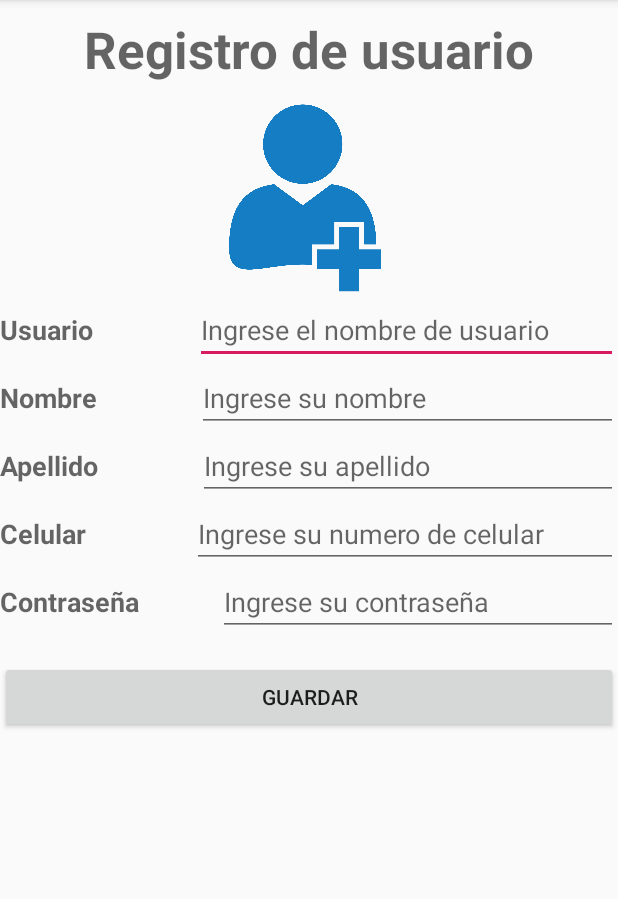
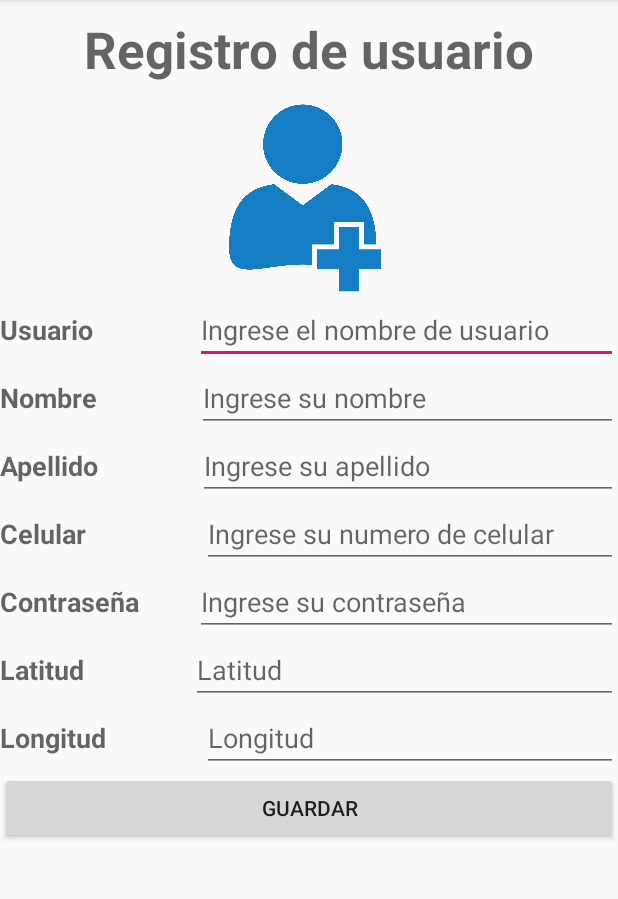
Before and after one commit to CarlosLuis-7/Comidas-APP2-, an Android app: the screen it shows after launch (Registro), after a tap on "REGISTRAR", on a phone screen of 412 x 824 dp, the part 84-983 px from its top. Run offline under Robolectric (Android 15) with nearby library versions, the phone set to English and light mode, and no system bars; our stand-ins replace Volley; network calls fail.

Commit message:
10-02-2020 21:51 registro con volley2

```diff
--- a/app/build.gradle
+++ b/app/build.gradle
@@ -36,6 +36,7 @@ dependencies {
     implementation 'com.facebook.android:facebook-login:5.15.3'
     implementation 'androidx.recyclerview:recyclerview:1.1.0'
     implementation 'com.android.volley:volley:1.1.1'
+
 }
 
 
--- a/app/src/main/AndroidManifest.xml
+++ b/app/src/main/AndroidManifest.xml
@@ -1,10 +1,9 @@
 <?xml version="1.0" encoding="utf-8"?>
 <manifest xmlns:android="http://schemas.android.com/apk/res/android"
     package="com.example.comidas_app_">
-
+    <uses-permission android:name="com.google.android.things.permission.MANAGE_GNSS_DRIVERS" />
+    <uses-permission android:name="android.permission.ACCESS_FINE_LOCATION"/>
     <uses-permission android:name="android.permission.INTERNET" />
-    <uses-permission android:name="android.permission.ACCESS_NETWORK_STATE"/>
-    <uses-permission android:name="android.permission.ACCESS_WIFI_STATE"/>
 
     <application
         android:allowBackup="true"
--- a/app/src/main/java/com/example/comidas_app_/MainActivity.java
+++ b/app/src/main/java/com/example/comidas_app_/MainActivity.java
@@ -11,6 +11,7 @@ import com.android.volley.Request;
 import com.android.volley.RequestQueue;
 import com.android.volley.Response;
 import com.android.volley.VolleyError;
+import com.android.volley.toolbox.JsonObjectRequest;
 import com.android.volley.toolbox.StringRequest;
 import com.android.volley.toolbox.Volley;
 
@@ -32,7 +33,7 @@ public class MainActivity extends AppCompatActivity implements View.OnClickListe
         super.onCreate(savedInstanceState);
         setContentView(R.layout.activity_main);
 
-        TextUsuario = findViewById(R.id.txt_email);
+        TextUsuario = findViewById(R.id.txt_usuario);
         TextPassword = findViewById(R.id.txt_password);
         btnRegistrar = findViewById(R.id.btn_registrar);
         btnLogin = findViewById(R.id.btnLogin);
@@ -41,41 +42,35 @@ public class MainActivity extends AppCompatActivity implements View.OnClickListe
 
     }
 
-     private void loginUsuario(String URL){
-         StringRequest stringRequest = new StringRequest(Request.Method.POST, URL, new Response.Listener<String>() {
+     private void loginUsuario1(){
+         String url = "https://appcomida.azurewebsites.net/api/Usuarios";
+         RequestQueue requestQueue = Volley.newRequestQueue(this);
+         StringRequest stringRequest = new StringRequest(Request.Method.POST, url, new Response.Listener<String>() {
              @Override
              public void onResponse(String response) {
-                 try{
-                     JSONObject jsonResponse = new JSONObject(response);
-                     boolean success = jsonResponse.getBoolean("success");
-                     if (success) {
-                         Intent intent = new Intent(getApplicationContext(), Menu.class);
-                         startActivity(intent);
-                     } else {
-                         Toast.makeText(MainActivity.this, "Usuario o contraseña incorrecta", Toast.LENGTH_SHORT).show();
-                     }
-                 } catch (JSONException e) {
-                     e.printStackTrace();
+                 if (response.trim().equals("Success")) {
+                     Toast.makeText(getApplicationContext(), "Ingreso exitoso", Toast.LENGTH_SHORT).show();
+                     Intent intent = new Intent(getApplicationContext(), Menu.class);
+                     startActivity(intent);
+                 } else {
+                     Toast.makeText(MainActivity.this, "Usuario o contraseña incorrecta", Toast.LENGTH_SHORT).show();
                  }
-
              }
          }, new Response.ErrorListener(){
              @Override
              public void onErrorResponse(VolleyError error){
-                 Toast.makeText(MainActivity.this, error.toString(),Toast.LENGTH_SHORT).show();
+                 Toast.makeText(MainActivity.this, "error: "+ error.toString(),Toast.LENGTH_LONG).show();
 
              }
          }){
             @Override
             protected Map<String, String> getParams() throws AuthFailureError{
-                Map<String,String> parametros = new HashMap<String, String>();
-                parametros.put("usuar",TextUsuario.getText().toString());
-                parametros.put("pass",TextPassword.getText().toString());
-                return parametros;
+                Map<String,String> params = new HashMap<String, String>();
+                params.put("usuar",TextUsuario.getText().toString());
+                params.put("pass",TextPassword.getText().toString());
+                return params;
              }
-
          };
-         RequestQueue requestQueue = Volley.newRequestQueue(this);
          requestQueue.add(stringRequest);
 
         /*/Obtenemos el email y la contraseña desde las cajas de texto
@@ -124,7 +119,39 @@ public class MainActivity extends AppCompatActivity implements View.OnClickListe
                 });
 */
     }
+  /*  private void loginUsuario2() {
+        String url = "https://appcomida.azurewebsites.net/api/Usuarios";
+        RequestQueue requestQueue = Volley.newRequestQueue(this);
+        JsonObjectRequest objres = new JsonObjectRequest(Request.Method.POST, url, new Response.Listener<JSONObject>() {
+            @Override
+            public void onResponse(JSONObject response) {
+                try {
+                    JSONObject objres = new JSONObject(response);
+                    Toast.makeText(getApplicationContext(), objres.toString(), Toast.LENGTH_SHORT).show();
+                    Intent intent = new Intent(getApplicationContext(), Menu.class);
+                    startActivity(intent);
+                } catch (JSONException e) {
+                    Toast.makeText(MainActivity.this, "Usuario o contraseña incorrecta", Toast.LENGTH_SHORT).show();
+                }
+            }
+        }, new Response.ErrorListener() {
+            @Override
+            public void onErrorResponse(VolleyError error) {
+                Toast.makeText(MainActivity.this, "error: " + error.toString(), Toast.LENGTH_LONG).show();
 
+            }
+        }) {
+            @Override
+            protected Map<String, String> getParams() throws AuthFailureError {
+                Map<String, String> params = new HashMap<String, String>();
+                params.put("usuar", TextUsuario.getText().toString());
+                params.put("pass", TextPassword.getText().toString());
+                return params;
+            }
+        };
+        requestQueue.add(jsonObjectRequest);
+    }
+*/
     private void registrarUsuario() {
 
         Intent abrir_reg = new Intent(MainActivity.this, Registro.class );
@@ -138,7 +165,7 @@ public class MainActivity extends AppCompatActivity implements View.OnClickListe
                 registrarUsuario();
                 break;
             case R.id.btnLogin:
-                loginUsuario("https://appcomida.azurewebsites.net/api/Usuarios");
+                loginUsuario1();
                 break;
         }
     }
--- a/app/src/main/java/com/example/comidas_app_/Registro.java
+++ b/app/src/main/java/com/example/comidas_app_/Registro.java
@@ -3,8 +3,10 @@ package com.example.comidas_app_;
 import androidx.appcompat.app.AppCompatActivity;
 
 import android.app.ProgressDialog;
+import android.content.Intent;
 import android.os.Bundle;
-import android.text.TextUtils;
+import android.view.View;
+import android.widget.Button;
 import android.widget.EditText;
 import android.widget.Toast;
 
@@ -25,7 +27,7 @@ import java.util.Iterator;
 
 public class Registro extends AppCompatActivity {
     EditText nom,ape,usu,cel,con;
-    private ProgressDialog progressDialog;
+    Button guar;
 
     @Override
     protected void onCreate(Bundle savedInstanceState) {
@@ -37,12 +39,19 @@ public class Registro extends AppCompatActivity {
         usu = findViewById(R.id.txtUsu);
         cel = findViewById(R.id.txtCel);
         con = findViewById(R.id.txtPwd);
-        progressDialog = new ProgressDialog(this);
+        guar = findViewById(R.id.btnGuardar);
+
+        guar.setOnClickListener(new View.OnClickListener() {
+            @Override
+            public void onClick(View v) {
+                registrarUsuario();
+            }
+        });
     }
 
     public void registrarUsuario()
     {
-        //Verificamos que las cajas de texto no esten vacías
+        /*/Verificamos que las cajas de texto no esten vacías
         if (null == usu.getText()) {
             Toast.makeText(this, "Se debe ingresar un usuario", Toast.LENGTH_LONG).show();
             return;
@@ -64,7 +73,7 @@ public class Registro extends AppCompatActivity {
             Toast.makeText(this, "Falta ingresar la contraseña", Toast.LENGTH_LONG).show();
             return;
         }
-
+*/
             String sql ="https://appcomida.azurewebsites.net/api/Usuarios";
             URL url = null;
             try {
@@ -91,7 +100,7 @@ public class Registro extends AppCompatActivity {
                 //OBTENER EL RESULTADO DEL REQUEST
                 OutputStream os = urlConnection.getOutputStream();
                 BufferedWriter writer = new BufferedWriter(new OutputStreamWriter(os, "UTF-8"));
-                //writer.write(getPostDataString(parametrosPost));
+                writer.write(getPostDataString(parametrosPost));
                 writer.flush();
                 writer.close();
                 os.close();
@@ -101,8 +110,8 @@ public class Registro extends AppCompatActivity {
                     BufferedReader in= new BufferedReader(new InputStreamReader(urlConnection.getInputStream()));
 
                     StringBuffer sb= new StringBuffer("");
-                    String linea="";
-                    while ((linea=in.readLine())!= null){
+                    String linea = "";
+                    while ((linea = in.readLine())!= null){
                         sb.append(linea);
                         break;
 
@@ -124,9 +133,8 @@ public class Registro extends AppCompatActivity {
             } catch (Exception e) {
                 e.printStackTrace();
             }
-
-        progressDialog.setMessage("Realizando registro en linea...");
-        progressDialog.show();
+        Intent abrir_main = new Intent(Registro.this, MainActivity.class );
+        startActivity(abrir_main);
         }
 
     //FUNCIONES----------------------------------------------------------------------
@@ -153,4 +161,5 @@ public class Registro extends AppCompatActivity {
         }
         return result.toString();
     }
+
 }
--- a/app/src/main/res/layout/activity_registro.xml
+++ b/app/src/main/res/layout/activity_registro.xml
@@ -17,7 +17,7 @@
         android:textStyle="bold" />
 
     <ImageView
-        android:id="@+id/imageView7"
+        android:id="@+id/imgUser"
         android:layout_width="184dp"
         android:layout_height="132dp"
         android:layout_gravity="center"
@@ -26,7 +26,7 @@
 
     <LinearLayout
         android:layout_width="match_parent"
-        android:layout_height="243dp"
+        android:layout_height="wrap_content"
         android:orientation="vertical">
 
         <LinearLayout
@@ -111,7 +111,7 @@
 
             <TextView
                 android:id="@+id/textView11"
-                android:layout_width="wrap_content"
+                android:layout_width="71dp"
                 android:layout_height="wrap_content"
                 android:layout_weight="1"
                 android:text="@string/celular"
@@ -136,7 +136,7 @@
 
             <TextView
                 android:id="@+id/textView12"
-                android:layout_width="wrap_content"
+                android:layout_width="62dp"
                 android:layout_height="wrap_content"
                 android:layout_weight="1"
                 android:text="@string/contrase_a"
@@ -153,7 +153,58 @@
                 android:importantForAutofill="no"
                 android:inputType="textPassword" />
         </LinearLayout>
+
+        <LinearLayout
+            android:layout_width="match_parent"
+            android:layout_height="wrap_content"
+            android:orientation="horizontal">
+
+            <TextView
+                android:id="@+id/txtLati"
+                android:layout_width="wrap_content"
+                android:layout_height="wrap_content"
+                android:layout_weight="1"
+                android:text="@string/latitud"
+                android:textAppearance="@style/TextAppearance.AppCompat.Medium"
+                android:textStyle="bold" />
+
+            <EditText
+                android:id="@+id/txtLatitud"
+                android:layout_width="wrap_content"
+                android:layout_height="wrap_content"
+                android:layout_weight="1"
+                android:ems="10"
+                android:hint="@string/latitud"
+                android:importantForAutofill="no"
+                android:inputType="textPersonName" />
+        </LinearLayout>
+        <LinearLayout
+            android:layout_width="match_parent"
+            android:layout_height="wrap_content"
+            android:orientation="horizontal">
+
+            <TextView
+                android:id="@+id/txtLongi"
+                android:layout_width="wrap_content"
+                android:layout_height="wrap_content"
+                android:layout_weight="1"
+                android:text="@string/longitud"
+                android:textAppearance="@style/TextAppearance.AppCompat.Medium"
+                android:textStyle="bold" />
+
+            <EditText
+                android:id="@+id/txtLongitud"
+                android:layout_width="wrap_content"
+                android:layout_height="wrap_content"
+                android:layout_weight="1"
+                android:ems="10"
+                android:hint="@string/longitud"
+                android:importantForAutofill="no"
+                android:inputType="textPersonName" />
+        </LinearLayout>
     </LinearLayout>
+
+
 
     <LinearLayout
         android:layout_width="match_parent"
@@ -161,12 +212,12 @@
         android:orientation="horizontal">
 
         <Button
-            android:id="@+id/button2"
+            android:id="@+id/btnGuardar"
             android:layout_width="0dp"
             android:layout_height="wrap_content"
             android:layout_weight="1"
-            android:onClick="registrarUsuario"
             android:text="@string/guardar" />
+
     </LinearLayout>
 
 </LinearLayout>
--- a/app/src/main/res/values/strings.xml
+++ b/app/src/main/res/values/strings.xml
@@ -22,4 +22,10 @@
     <string name="producto3">Producto3</string>
     <string name="producto4">Producto4</string>
     <string name="todo">TODO</string>
+    <string name="longitud">Longitud</string>
+    <string name="latitud">Latitud</string>
+    <string name="login">Login</string>
+    <string name="registrar">Registrar</string>
+    <string name="ingrese_su_usuario">ingrese su usuario</string>
+    <string name="ingrese_una_contrase_a">ingrese una contraseña</string>
 </resources>
```
Also changed, not shown: app/src/main/java/com/example/comidas_app_/Menu.java (+2 -12 lines), app/src/main/res/layout/activity_main.xml (+16 -15 lines).
